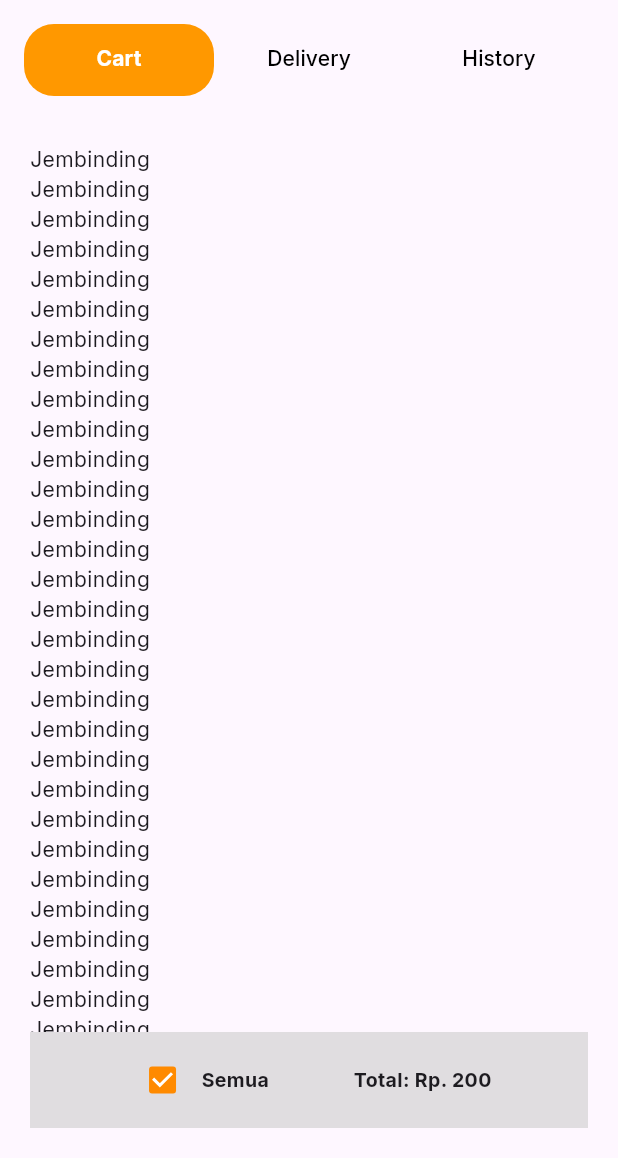
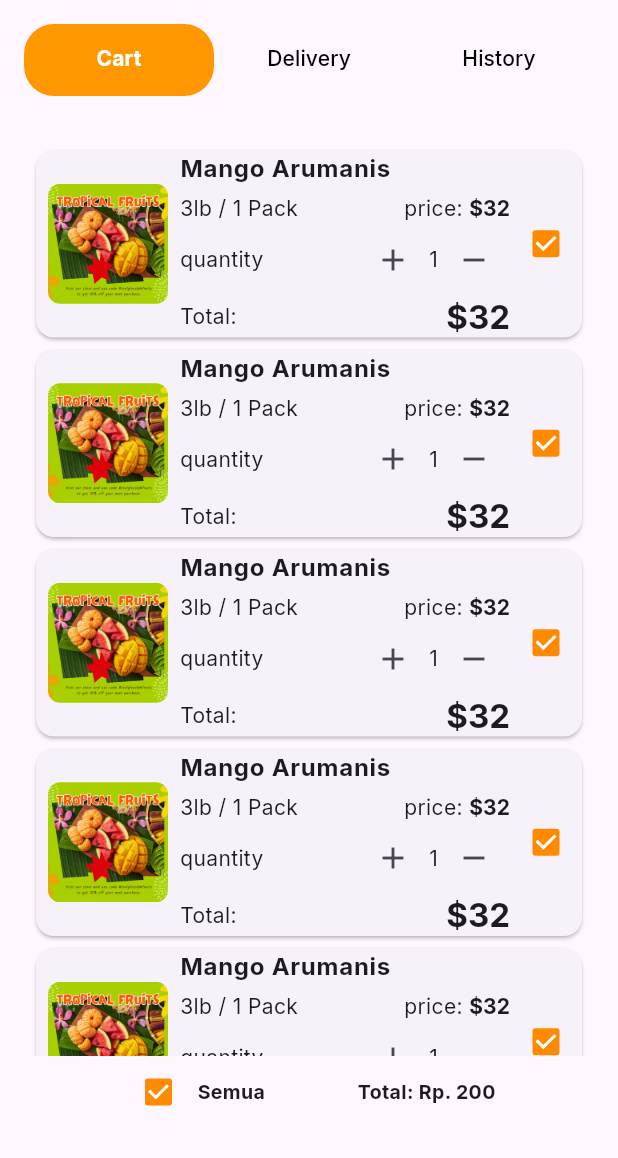
Before and after one commit to IbnuTopanAdib/fruit-shop, a Flutter app: the screen it shows after launch, item 3 of the bottom bar chosen, on a phone screen of 412 x 824 dp, the part 78-1236 px from its top. Run offline on Flutter 3.47's test engine with Material 3 defaults, Android fonts, the phone set to English and light mode, and no system bars; our stand-ins replace dots_indicator, firebase_core, flutter_riverpod, font_awesome_flutter, google_fonts; accounts and stored records are empty.

Commit message:
add cart item fix error

```diff
--- a/lib/screen/cart_screen.dart
+++ b/lib/screen/cart_screen.dart
@@ -1,5 +1,6 @@
 import 'package:flutter/material.dart';
 import 'package:fruit_shop/const/palette.dart';
+import 'package:fruit_shop/widgets/cart_item.dart';
 
 class CartScreen extends StatefulWidget {
   const CartScreen({super.key});
@@ -15,15 +16,13 @@ class _CartScreenState extends State<CartScreen> {
       children: [
         Expanded(
           child: ListView.builder(
-            itemCount: 100,
+            itemCount: 5,
             itemBuilder: (context, index) {
-              return Text('Jembinding');
+              return const CartItem();
             },
           ),
         ),
         Container(
-          color: Color.fromRGBO(210, 210, 210, 0.69),
-          padding: const EdgeInsets.all(8),
           child: Row(
             mainAxisAlignment: MainAxisAlignment.spaceEvenly,
             children: [
--- a/lib/widgets/cart_item.dart
+++ b/lib/widgets/cart_item.dart
@@ -1,4 +1,6 @@
 import 'package:flutter/material.dart';
+import 'package:fruit_shop/const/palette.dart';
+import 'package:fruit_shop/widgets/cart_item_fraction.dart';
 
 class CartItem extends StatelessWidget {
   const CartItem({super.key});
@@ -11,46 +13,29 @@ class CartItem extends StatelessWidget {
       ),
       child: Row(
         children: [
-          DecoratedBox(
-            decoration: BoxDecoration(
-              image: DecorationImage(
-                image: AssetImage('assets/images/discount1.png',),
+          Padding(
+            padding: const EdgeInsets.all(8.0),
+            child: Container(
+              width: 80,
+              height: 80,
+              decoration: BoxDecoration(
+                borderRadius: BorderRadius.circular(8),
+                image: const DecorationImage(
+                  fit: BoxFit.cover,
+                  image: AssetImage(
+                    'assets/images/discount1.png',
+                  ),
+                ),
               ),
             ),
           ),
-          Column(
-            children: [
-               Text(
-                      'Mango Arumanis',
-                      style: Theme.of(context)
-                          .textTheme
-                          .bodyLarge!
-                          .copyWith(fontWeight: FontWeight.bold),
-                      textAlign: TextAlign.left,
-                    ),
-                    const SizedBox(
-                      height: 5,
-                    ),
-                    const Text('3lb / 1 Pack'),
-                    Row(
-                      children: [
-                        IconButton(onPressed: (){}, icon: Icon(Icons.add)),
-                        Text('1'),
-                        IconButton(onPressed: (){}, icon: Icon(Icons.remove)),
-
-                      ],
-                    ),
-                    RichText(text: TextSpan(
-                      text: 'total',
-                      children: [
-
-                      ]
-                    ))
-
-            ],
+          const Expanded(child: CartItemFraction()),
+          Checkbox(
+            value: true,
+            onChanged: (value) {},
+            activeColor: Palette.primary,
           )
         ],
-
       ),
     );
   }
--- /dev/null
+++ b/lib/widgets/cart_item_fraction.dart
@@ -0,0 +1,76 @@
+import 'package:flutter/material.dart';
+
+class CartItemFraction extends StatelessWidget {
+  const CartItemFraction({super.key});
+
+  @override
+  Widget build(BuildContext context) {
+    return Column(
+      crossAxisAlignment: CrossAxisAlignment.start,
+      children: [
+        Text(
+          'Mango Arumanis',
+          style: Theme.of(context)
+              .textTheme
+              .bodyLarge!
+              .copyWith(fontWeight: FontWeight.bold),
+          textAlign: TextAlign.left,
+        ),
+        const SizedBox(
+          height: 5,
+        ),
+        Row(
+          crossAxisAlignment: CrossAxisAlignment.center,
+          mainAxisAlignment: MainAxisAlignment.spaceBetween,
+          children: [
+            Text('3lb / 1 Pack'),
+            RichText(
+                text: TextSpan(
+                    text: 'price: ',
+                    style: Theme.of(context).textTheme.bodyMedium,
+                    children: [
+                  TextSpan(
+                      text: '\$32',
+                      style: Theme.of(context)
+                          .textTheme
+                          .titleSmall!
+                          .copyWith(fontWeight: FontWeight.bold))
+                ]))
+          ],
+        ),
+        Row(
+          mainAxisAlignment: MainAxisAlignment.spaceBetween,
+          children: [
+            Text('quantity', style: Theme.of(context).textTheme.bodyMedium),
+            Row(
+              mainAxisSize: MainAxisSize.min,
+              children: [
+                IconButton(
+                    onPressed: () {},
+                    icon: Icon(
+                      Icons.add,
+                    )),
+                Text('1'),
+                IconButton(onPressed: () {}, icon: Icon(Icons.remove)),
+              ],
+            ),
+          ],
+        ),
+        Row(
+          mainAxisAlignment: MainAxisAlignment.spaceBetween,
+          children: [
+            Text(
+              'Total:',
+              style: Theme.of(context).textTheme.bodyMedium,
+            ),
+            Text('\$32',
+                style: Theme.of(context)
+                    .textTheme
+                    .titleLarge!
+                    .copyWith(fontWeight: FontWeight.bold))
+          ],
+        )
+      ],
+    );
+  }
+}
--- a/lib/widgets/item.dart
+++ b/lib/widgets/item.dart
@@ -103,7 +103,7 @@ class Item extends StatelessWidget {
                   ],
                 ),
                 Positioned(
-                  bottom: 10,
+                  bottom: 2,
                   right: 2,
                   child: ElevatedButton(
                       onPressed: () {},
```
Also changed, not shown: lib/screen/home_screen.dart (+17 -20 lines), lib/widgets/discount.dart (+5 -12 lines).
